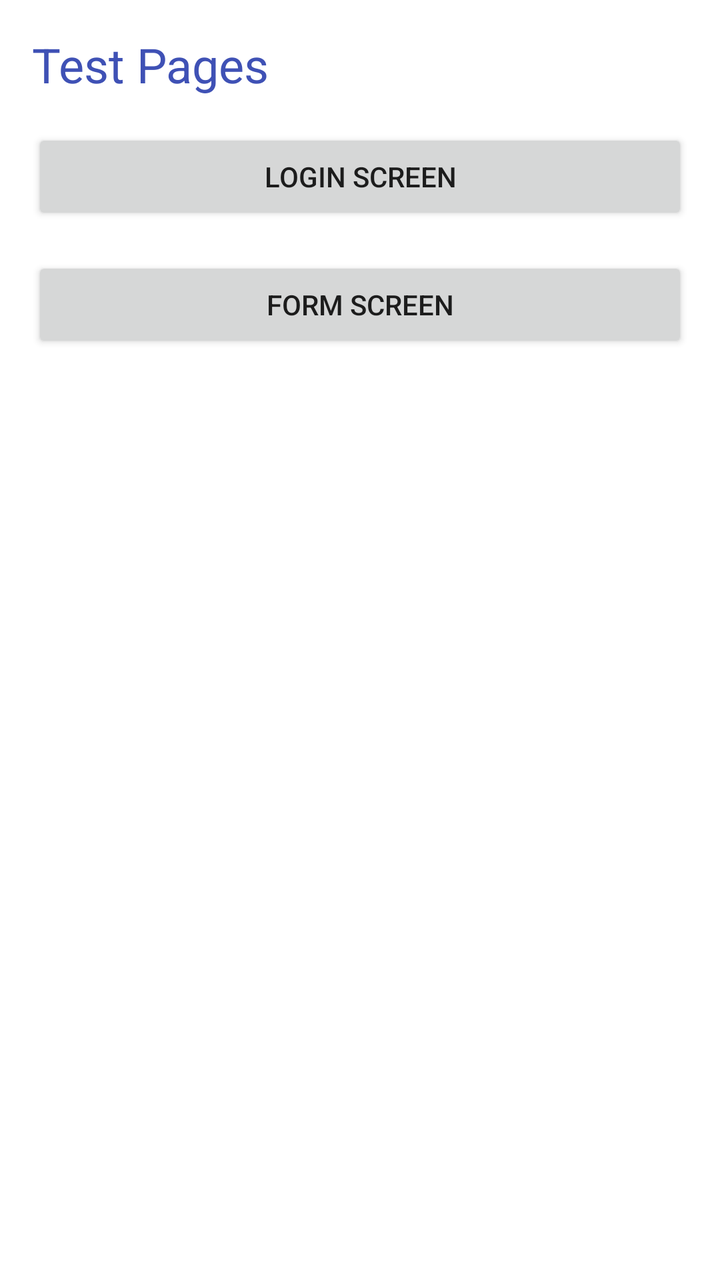
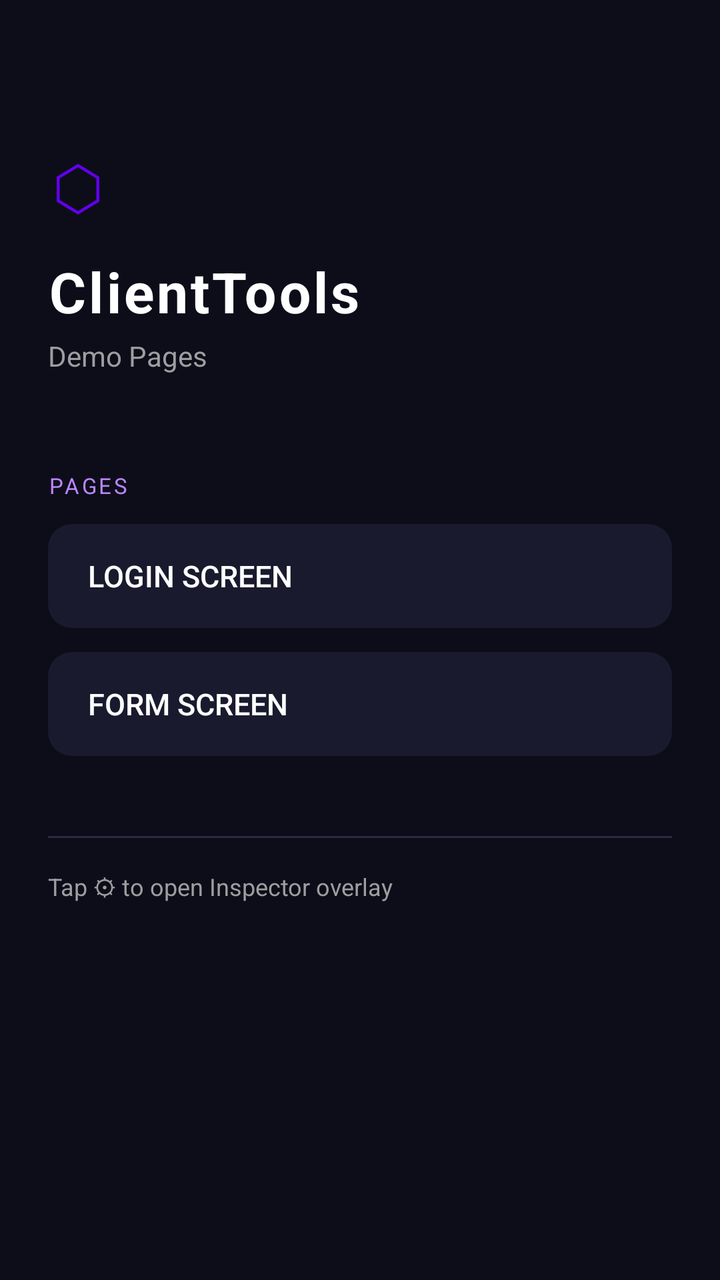

The first picture is an Android layout as it rendered before a commit; the second is the same layout after the commit. The layout source and the unified diff follow.
<!-- AndroidManifest.xml: application theme AppTheme -->
<!-- res/layout/activity_main.xml -->
<?xml version="1.0" encoding="utf-8"?>
<FrameLayout xmlns:android="http://schemas.android.com/apk/res/android"
    android:id="@+id/root_container"
    android:layout_width="match_parent"
    android:layout_height="match_parent">

    <LinearLayout
        android:id="@+id/button_container"
        android:layout_width="match_parent"
        android:layout_height="match_parent"
        android:orientation="vertical"
        android:padding="16dp"
        android:background="@color/white">

        <TextView
            android:layout_width="wrap_content"
            android:layout_height="wrap_content"
            android:text="Test Pages"
            android:textSize="24sp"
            android:layout_marginBottom="16dp"
            android:textColor="@color/primary" />

        <Button
            android:id="@+id/login_button"
            android:layout_width="match_parent"
            android:layout_height="wrap_content"
            android:text="Login Screen"
            android:layout_marginBottom="16dp" />

        <Button
            android:id="@+id/form_button"
            android:layout_width="match_parent"
            android:layout_height="wrap_content"
            android:text="Form Screen" />

    </LinearLayout>

</FrameLayout>
<!-- resources referenced by this layout -->
<resources>
  <color name="primary">#3F51B5</color>
  <color name="white">#FFFFFF</color>
  <style name="AppTheme" parent="Theme.AppCompat.Light.DarkActionBar">
          <item name="colorPrimary">@color/primary</item>
          <item name="colorPrimaryDark">@color/primary_dark</item>
          <item name="colorAccent">@color/accent</item>
      </style>
  <color name="primary_dark">#303F9F</color>
  <color name="accent">#FF4081</color>
</resources>

<!-- the commit's change to res/layout/activity_main.xml (unified diff, before → after) -->
@@ -1,38 +1,89 @@
 <?xml version="1.0" encoding="utf-8"?>
-<FrameLayout xmlns:android="http://schemas.android.com/apk/res/android"
-    android:id="@+id/root_container"
+<LinearLayout xmlns:android="http://schemas.android.com/apk/res/android"
+    android:id="@+id/button_container"
     android:layout_width="match_parent"
-    android:layout_height="match_parent">
+    android:layout_height="match_parent"
+    android:orientation="vertical"
+    android:background="@color/bg_dark"
+    android:paddingStart="24dp"
+    android:paddingEnd="24dp"
+    android:paddingTop="64dp"
+    android:paddingBottom="32dp">
 
-    <LinearLayout
-        android:id="@+id/button_container"
+    
+    <TextView
+        android:layout_width="wrap_content"
+        android:layout_height="wrap_content"
+        android:text="⬡"
+        android:textColor="@color/primary"
+        android:textSize="40sp"
+        android:layout_marginBottom="8dp" />
+
+    <TextView
+        android:layout_width="wrap_content"
+        android:layout_height="wrap_content"
+        android:text="ClientTools"
+        android:textColor="@color/text_primary"
+        android:textSize="28sp"
+        android:textStyle="bold"
+        android:letterSpacing="0.05" />
+
+    <TextView
+        android:layout_width="wrap_content"
+        android:layout_height="wrap_content"
+        android:text="Demo Pages"
+        android:textColor="@color/text_secondary"
+        android:textSize="14sp"
+        android:layout_marginTop="4dp"
+        android:layout_marginBottom="48dp" />
+
+    
+    <TextView
+        android:layout_width="wrap_content"
+        android:layout_height="wrap_content"
+        android:text="PAGES"
+        android:textColor="@color/primary_light"
+        android:textSize="11sp"
+        android:letterSpacing="0.12"
+        android:layout_marginBottom="12dp" />
+
+    <Button
+        android:id="@+id/login_button"
         android:layout_width="match_parent"
-        android:layout_height="match_parent"
-        android:orientation="vertical"
-        android:padding="16dp"
-        android:background="@color/white">
+        android:layout_height="52dp"
+        android:layout_marginBottom="12dp"
+        android:background="@drawable/bg_card"
+        android:text="Login Screen"
+        android:textColor="@color/text_primary"
+        android:textSize="15sp"
+        android:gravity="start|center_vertical"
+        android:paddingStart="20dp"
+        android:stateListAnimator="@null" />
 
-        <TextView
-            android:layout_width="wrap_content"
-            android:layout_height="wrap_content"
-            android:text="Test Pages"
-            android:textSize="24sp"
-            android:layout_marginBottom="16dp"
-            android:textColor="@color/primary" />
+    <Button
+        android:id="@+id/form_button"
+        android:layout_width="match_parent"
+        android:layout_height="52dp"
+        android:background="@drawable/bg_card"
+        android:text="Form Screen"
+        android:textColor="@color/text_primary"
+        android:textSize="15sp"
+        android:gravity="start|center_vertical"
+        android:paddingStart="20dp"
+        android:stateListAnimator="@null" />
 
-        <Button
-            android:id="@+id/login_button"
-            android:layout_width="match_parent"
-            android:layout_height="wrap_content"
-            android:text="Login Screen"
-            android:layout_marginBottom="16dp" />
+    <View
+        android:layout_width="match_parent"
+        android:layout_height="1dp"
+        android:layout_marginTop="40dp"
+        android:layout_marginBottom="16dp"
+        android:background="@color/divider" />
 
-        <Button
-            android:id="@+id/form_button"
-            android:layout_width="match_parent"
-            android:layout_height="wrap_content"
-            android:text="Form Screen" />
+    <TextView
+        android:layout_width="wrap_content"
+        android:layout_height="wrap_content"
+        android:text="Tap ⚙ to open Inspector overlay"
+        android:textColor="@color/text_secondary"
+        android:textSize="12sp" />
 
-    </LinearLayout>
-
-</FrameLayout>
+</LinearLayout>
<!-- resource entries referenced after the edit -->
@@ -1,13 +1,23 @@
 <!-- resources referenced by this layout -->
 <resources>
-  <color name="primary">#3F51B5</color>
-  <color name="white">#FFFFFF</color>
+  <color name="bg_dark">#0D0D1A</color>
+  <color name="divider">#2A2A40</color>
+  <color name="primary">#6200EE</color>
+  <color name="primary_light">#BB86FC</color>
+  <color name="text_primary">#FFFFFF</color>
+  <color name="text_secondary">#9E9EA0</color>
+  <!-- drawable bg_card (drawable) -->
+  <?xml version="1.0" encoding="utf-8"?>
+  <shape xmlns:android="http://schemas.android.com/apk/res/android">
+      <solid android:color="#1A1A2E" />
+      <corners android:radius="12dp" />
+  </shape>
   <style name="AppTheme" parent="Theme.AppCompat.Light.DarkActionBar">
           <item name="colorPrimary">@color/primary</item>
           <item name="colorPrimaryDark">@color/primary_dark</item>
           <item name="colorAccent">@color/accent</item>
       </style>
-  <color name="primary_dark">#303F9F</color>
-  <color name="accent">#FF4081</color>
+  <color name="primary_dark">#3700B3</color>
+  <color name="accent">#03DAC6</color>
 </resources>
 
